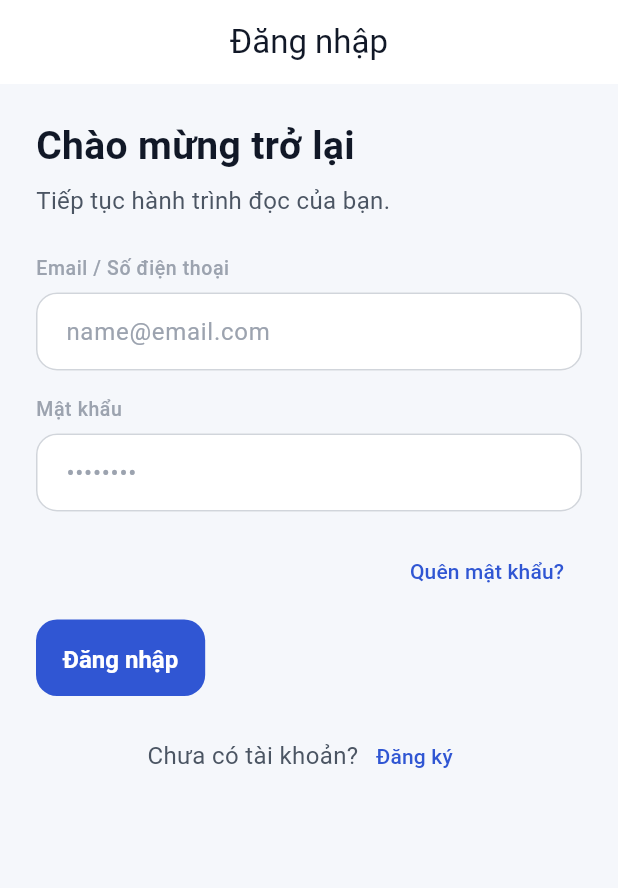
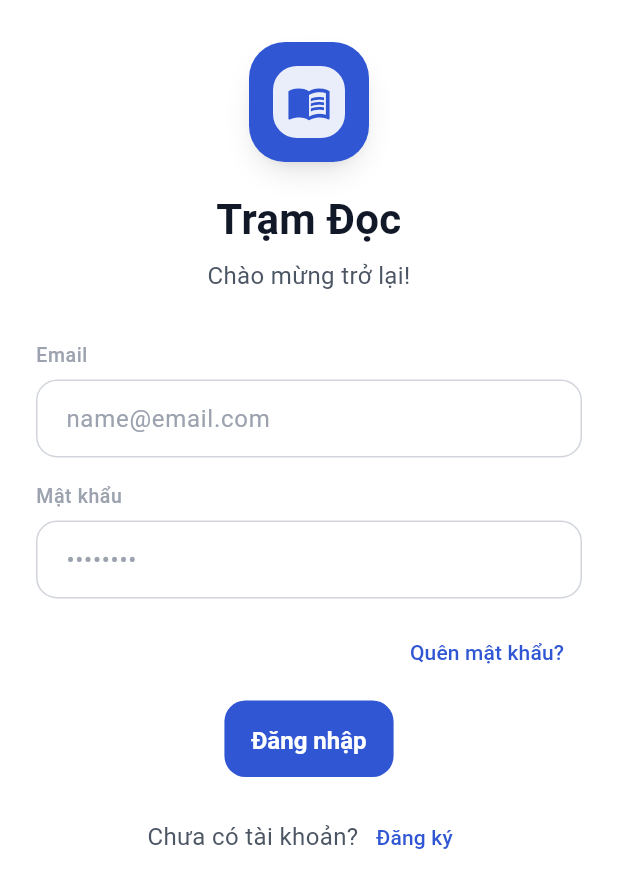
Before and after one commit to nviethung04/tram_doc, a Flutter app: the LoginScreen screen opened directly, on a phone screen of 412 x 824 dp. Shown: the top 888 px of the screen. Run offline on Flutter 3.47's test engine with Material 3 defaults, Android fonts, the phone set to English and light mode, and no system bars; network calls fail.

Commit message:
Update login_screen.dart
e minh fixUI: login

```diff
--- a/lib/features/auth/login_screen.dart
+++ b/lib/features/auth/login_screen.dart
@@ -1,6 +1,7 @@
 import 'package:flutter/material.dart';
 import '../../components/app_button.dart';
 import '../../components/app_input.dart';
+import '../../theme/app_colors.dart';
 import '../../theme/app_typography.dart';
 import '../shell/app_shell.dart';
 import 'register_screen.dart';
@@ -8,36 +9,109 @@ import 'register_screen.dart';
 class LoginScreen extends StatelessWidget {
   const LoginScreen({super.key});
 
+  void _goToRegister(BuildContext context) {
+    Navigator.of(context).push(MaterialPageRoute(builder: (_) => const RegisterScreen()));
+  }
+
+  void _login(BuildContext context) {
+    Navigator.of(context).pushReplacement(MaterialPageRoute(builder: (_) => const AppShell()));
+  }
+
   @override
   Widget build(BuildContext context) {
     return Scaffold(
-      appBar: AppBar(title: const Text('Đăng nhập')),
+      backgroundColor: Colors.white,
       body: SafeArea(
-        child: Padding(
-          padding: const EdgeInsets.all(24),
+        child: SingleChildScrollView(
+          padding: const EdgeInsets.symmetric(horizontal: 24, vertical: 28),
           child: Column(
-            crossAxisAlignment: CrossAxisAlignment.start,
             children: [
-              Text('Chào mừng trở lại', style: AppTypography.h1),
-              const SizedBox(height: 8),
-              Text('Tiếp tục hành trình đọc của bạn.', style: AppTypography.body),
-              const SizedBox(height: 24),
-              const LabeledInput(label: 'Email / Số điện thoại', hint: 'name@email.com'),
+              // Logo + intro block
+              Column(
+                children: [
+                  DecoratedBox(
+                    decoration: BoxDecoration(
+                      color: AppColors.primary,
+                      borderRadius: BorderRadius.circular(24),
+                      boxShadow: const [
+                        BoxShadow(
+                          color: Color(0x19000000),
+                          blurRadius: 6,
+                          offset: Offset(0, 4),
+                          spreadRadius: -4,
+                        ),
+                        BoxShadow(
+                          color: Color(0x19000000),
+                          blurRadius: 15,
+                          offset: Offset(0, 10),
+                          spreadRadius: -3,
+                        ),
+                      ],
+                    ),
+                    child: SizedBox(
+                      width: 80,
+                      height: 80,
+                      child: Center(
+                        child: Container(
+                          width: 48,
+                          height: 48,
+                          decoration: BoxDecoration(
+                            color: Colors.white.withValues(alpha: 0.9),
+                            borderRadius: BorderRadius.circular(16),
+                          ),
+                          child: const Icon(Icons.menu_book, color: AppColors.primary, size: 30),
+                        ),
+                      ),
+                    ),
+                  ),
+                  const SizedBox(height: 20),
+                  Text(
+                    'Trạm Đọc',
+                    textAlign: TextAlign.center,
+                    style: AppTypography.h1.copyWith(
+                      fontSize: 28,
+                      fontWeight: FontWeight.w700,
+                      color: AppColors.textPrimary,
+                    ),
+                  ),
+                  const SizedBox(height: 8),
+                  Text(
+                    'Chào mừng trở lại!',
+                    textAlign: TextAlign.center,
+                    style: AppTypography.body.copyWith(
+                      fontSize: 16,
+                      color: AppColors.textBody,
+                    ),
+                  ),
+                ],
+              ),
+
+              const SizedBox(height: 32),
+
+              // Form
+              const LabeledInput(
+                label: 'Email',
+                hint: 'name@email.com',
+                keyboardType: TextInputType.emailAddress,
+              ),
               const SizedBox(height: 16),
-              const LabeledInput(label: 'Mật khẩu', hint: '••••••••', obscureText: true),
-              const SizedBox(height: 16),
+              const LabeledInput(
+                label: 'Mật khẩu',
+                hint: '••••••••',
+                obscureText: true,
+              ),
+              const SizedBox(height: 12),
               Align(
                 alignment: Alignment.centerRight,
-                child: TextButton(onPressed: () {}, child: const Text('Quên mật khẩu?')),
+                child: TextButton(
+                  onPressed: () {},
+                  child: const Text('Quên mật khẩu?'),
+                ),
               ),
               const SizedBox(height: 8),
               PrimaryButton(
                 label: 'Đăng nhập',
-                onPressed: () {
-                  Navigator.of(context).pushReplacement(
-                    MaterialPageRoute(builder: (_) => const AppShell()),
-                  );
-                },
+                onPressed: () => _login(context),
               ),
               const SizedBox(height: 16),
               Row(
@@ -45,15 +119,11 @@ class LoginScreen extends StatelessWidget {
                 children: [
                   const Text('Chưa có tài khoản?'),
                   TextButton(
-                    onPressed: () {
-                      Navigator.of(context).push(
-                        MaterialPageRoute(builder: (_) => const RegisterScreen()),
-                      );
-                    },
+                    onPressed: () => _goToRegister(context),
                     child: const Text('Đăng ký'),
                   ),
                 ],
-              )
+              ),
             ],
           ),
         ),
```
